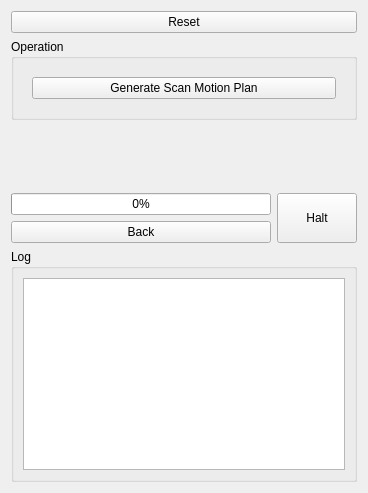
This is snp_application/src/snp_widget.ui in ros-industrial-consortium/scan_n_plan_workshop as Qt 5 draws it before an edit. The edited form follows.
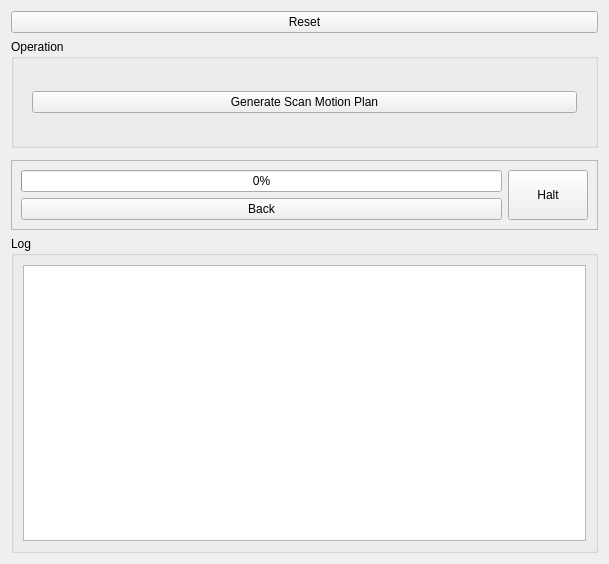
This is the edited form.

Commit message: Updated SNP widget layout

```diff
--- a/snp_application/src/snp_widget.ui
+++ b/snp_application/src/snp_widget.ui
@@ -6,8 +6,8 @@
    <rect>
     <x>0</x>
     <y>0</y>
-    <width>368</width>
-    <height>493</height>
+    <width>609</width>
+    <height>564</height>
    </rect>
   </property>
   <property name="windowTitle">
@@ -23,6 +23,12 @@
    </item>
    <item>
     <widget class="QGroupBox" name="group_box_operation">
+     <property name="sizePolicy">
+      <sizepolicy hsizetype="Preferred" vsizetype="Fixed">
+       <horstretch>0</horstretch>
+       <verstretch>0</verstretch>
+      </sizepolicy>
+     </property>
      <property name="title">
       <string>Operation</string>
      </property>
@@ -69,10 +75,6 @@
             </item>
            </layout>
           </item>
-         </layout>
-        </widget>
-        <widget class="QWidget" name="page_generate_motion_plan">
-         <layout class="QVBoxLayout" name="verticalLayout_5">
           <item>
            <widget class="QPushButton" name="push_button_motion_plan">
             <property name="enabled">
@@ -85,6 +87,9 @@
           </item>
          </layout>
         </widget>
+        <widget class="QWidget" name="page_generate_motion_plan">
+         <layout class="QVBoxLayout" name="verticalLayout_5"/>
+        </widget>
         <widget class="QWidget" name="page_execute_motions">
          <layout class="QVBoxLayout" name="verticalLayout_6">
           <item>
@@ -116,20 +121,30 @@
     </widget>
    </item>
    <item>
-    <spacer name="verticalSpacer">
-     <property name="orientation">
-      <enum>Qt::Vertical</enum>
+    <widget class="QFrame" name="frame_preview_widget">
+     <property name="sizePolicy">
+      <sizepolicy hsizetype="Preferred" vsizetype="Fixed">
+       <horstretch>0</horstretch>
+       <verstretch>0</verstretch>
+      </sizepolicy>
      </property>
-     <property name="sizeHint" stdset="0">
-      <size>
-       <width>20</width>
-       <height>40</height>
-      </size>
+     <property name="frameShape">
+      <enum>QFrame::StyledPanel</enum>
      </property>
-    </spacer>
+     <property name="frameShadow">
+      <enum>QFrame::Raised</enum>
+     </property>
+    </widget>
    </item>
    <item>
-    <layout class="QHBoxLayout" name="horizontalLayout">
+    <widget class="QFrame" name="frame">
+     <property name="frameShape">
+      <enum>QFrame::StyledPanel</enum>
+     </property>
+     <property name="frameShadow">
+      <enum>QFrame::Raised</enum>
+     </property>
+     <layout class="QHBoxLayout" name="horizontalLayout_3">
      <item>
       <layout class="QVBoxLayout" name="verticalLayout_4">
        <item>
@@ -162,6 +177,7 @@
       </widget>
      </item>
     </layout>
+    </widget>
    </item>
    <item>
     <widget class="QGroupBox" name="group_box_log">
```
Lines whose indentation alone changed are shown as unchanged. The commit also changes 1 other file.
